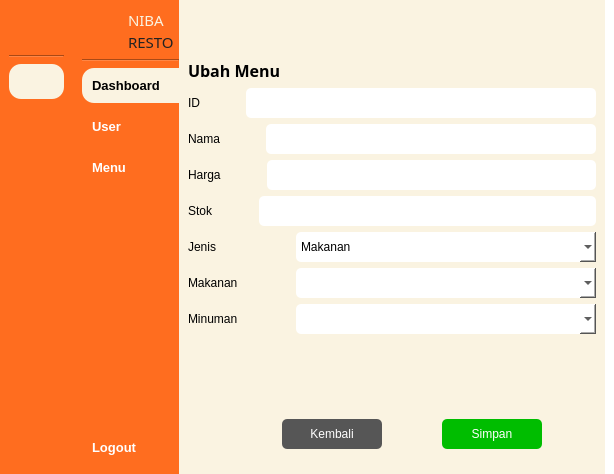
Qt form menu_edit.ui (MohammadILhamSyahputra/PROJEK-UAS-PBO) before a commit.
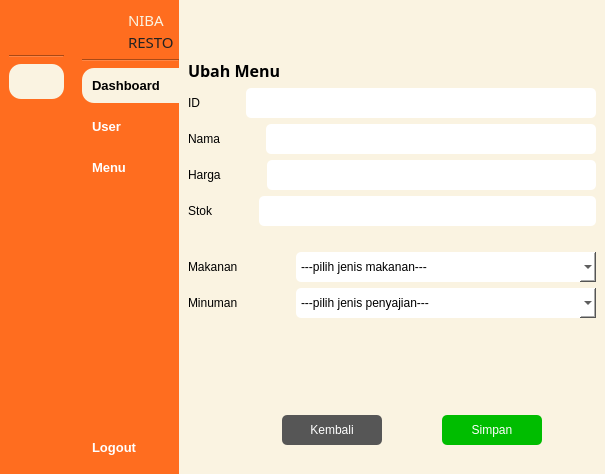
The same form after that commit. Icons and pictures are not drawn.

Commit message: tambah update delete menu

The edit to the form file:
```diff
--- a/menu_edit.ui
+++ b/menu_edit.ui
@@ -938,15 +938,11 @@
             </item>
             <item>
              <layout class="QHBoxLayout" name="horizontalLayout_18">
-              <item>
-               <widget class="QLabel" name="label_17">
-                <property name="text">
-                 <string>Jenis</string>
-                </property>
-               </widget>
-              </item>
               <item>
                <spacer name="horizontalSpacer_12">
+                <property name="orientation">
+                 <enum>Qt::Vertical</enum>
+                </property>
                 <property name="sizeType">
                  <enum>QSizePolicy::Expanding</enum>
                 </property>
@@ -958,32 +954,6 @@
                 </property>
                </spacer>
               </item>
-              <item>
-               <widget class="QComboBox" name="comboBox_4">
-                <property name="minimumSize">
-                 <size>
-                  <width>300</width>
-                  <height>30</height>
-                 </size>
-                </property>
-                <property name="maximumSize">
-                 <size>
-                  <width>1000</width>
-                  <height>30</height>
-                 </size>
-                </property>
-                <item>
-                 <property name="text">
-                  <string>Makanan</string>
-                 </property>
-                </item>
-                <item>
-                 <property name="text">
-                  <string>Minuman</string>
-                 </property>
-                </item>
-               </widget>
-              </item>
              </layout>
             </item>
            </layout>
@@ -1021,6 +991,9 @@
              </item>
              <item>
               <spacer name="horizontalSpacer_15">
+               <property name="orientation">
+                <enum>Qt::Vertical</enum>
+               </property>
                <property name="sizeType">
                 <enum>QSizePolicy::Expanding</enum>
                </property>
@@ -1046,6 +1019,21 @@
                  <height>30</height>
                 </size>
                </property>
+               <item>
+                <property name="text">
+                 <string>---pilih jenis makanan---</string>
+                </property>
+               </item>
+               <item>
+                <property name="text">
+                 <string>main menu</string>
+                </property>
+               </item>
+               <item>
+                <property name="text">
+                 <string>dessert</string>
+                </property>
+               </item>
               </widget>
              </item>
             </layout>
@@ -1084,6 +1072,9 @@
              </item>
              <item>
               <spacer name="horizontalSpacer_13">
+               <property name="orientation">
+                <enum>Qt::Vertical</enum>
+               </property>
                <property name="sizeHint" stdset="0">
                 <size>
                  <width>27</width>
@@ -1106,6 +1097,21 @@
                  <height>30</height>
                 </size>
                </property>
+               <item>
+                <property name="text">
+                 <string>---pilih jenis penyajian---</string>
+                </property>
+               </item>
+               <item>
+                <property name="text">
+                 <string>panas</string>
+                </property>
+               </item>
+               <item>
+                <property name="text">
+                 <string>dingin</string>
+                </property>
+               </item>
               </widget>
              </item>
             </layout>
@@ -1113,6 +1119,9 @@
           </item>
           <item>
            <spacer name="verticalSpacer_5">
+            <property name="orientation">
+             <enum>Qt::Vertical</enum>
+            </property>
             <property name="sizeHint" stdset="0">
              <size>
               <width>20</width>
@@ -1125,6 +1134,9 @@
            <layout class="QHBoxLayout" name="horizontalLayout_20">
             <item>
              <spacer name="horizontalSpacer_14">
+              <property name="orientation">
+               <enum>Qt::Vertical</enum>
+              </property>
               <property name="sizeHint" stdset="0">
                <size>
                 <width>40</width>
```
Left out of the diff: 15 changed lines with no effect on the pictures. The commit also changes 6 other files.
